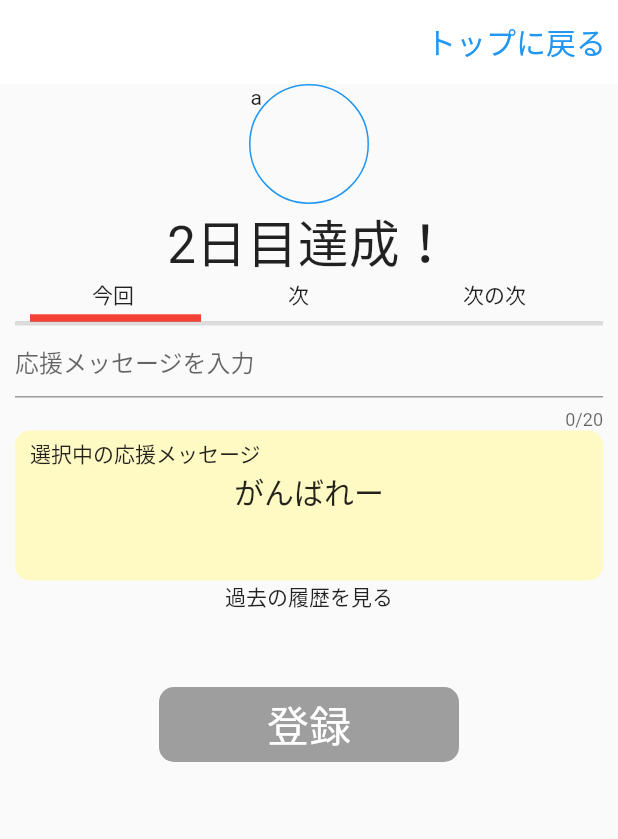
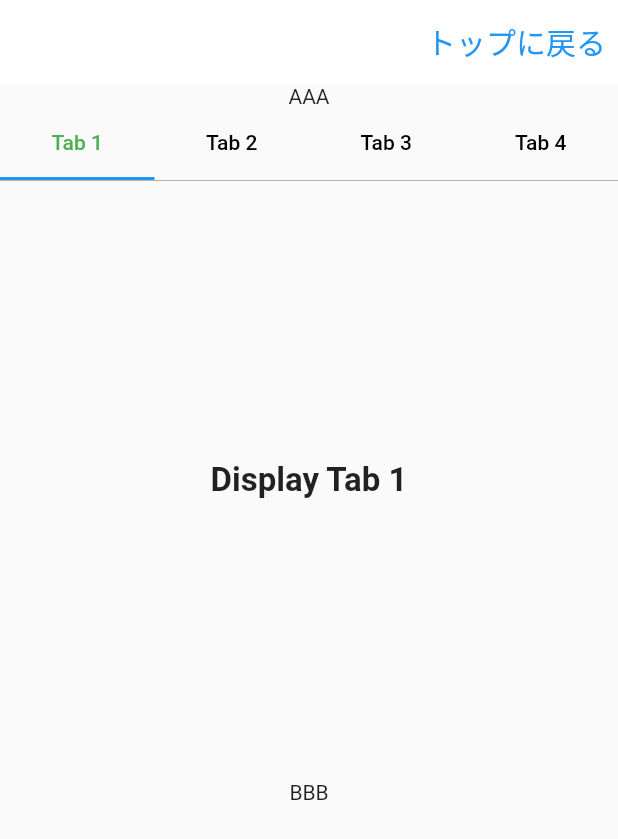
Before and after one commit to y0303noki/YellApp, a Flutter app: the OtherYellMainPage screen opened directly, on a phone screen of 412 x 824 dp. Shown: the top 839 px of the screen. Run offline on Flutter 3.47's test engine with Material 2 defaults, Android fonts, the phone set to English and light mode, and no system bars; our stand-ins replace cloud_firestore, firebase_auth, firebase_core, flutter_hooks, hooks_riverpod and 1 more; missing offline and left inert: dart:ffi, flutter_advanced_segment; accounts and stored records are empty; network calls fail.

Commit message:
タブを作り込む前

```diff
--- a/lib/screen/other/other_yell_main_page.dart
+++ b/lib/screen/other/other_yell_main_page.dart
@@ -8,6 +8,7 @@ import 'package:yell_app/model/member.dart';
 import 'package:yell_app/model/myGoal.dart';
 import 'package:yell_app/state/my_achievment_provider.dart';
 import 'package:yell_app/state/other_achievment_provider.dart';
+import 'package:flutter_advanced_segment/flutter_advanced_segment.dart';
 
 class OtherYellMainPage extends ConsumerWidget {
   @override
@@ -15,9 +16,26 @@ class OtherYellMainPage extends ConsumerWidget {
     final otherAchievment = ref.watch(otherAchievmentProvider);
     TextEditingController _textEditingController =
         TextEditingController(text: '');
+    //  TabController _tabController = TabController(length: 3, vsync: );
     final deviceSize = MediaQuery.of(context).size;
 
-    return Scaffold(
+    AdvancedSegmentController _seg_value1 = AdvancedSegmentController('0');
+
+    // 応援メッセージ3回分
+    const List<String> yellMessages = const <String>['今回', '次回', '次の次'];
+    List<Tab> tabList = [
+      Tab(
+        child: Text('now'),
+      ),
+      Tab(
+        child: Text('now2'),
+      ),
+    ];
+
+    return DefaultTabController(
+      initialIndex: 1,
+      length: 3,
+      child: Scaffold(
           appBar: AppBar(
             backgroundColor: Colors.white,
             elevation: 0,
@@ -29,44 +47,23 @@ class OtherYellMainPage extends ConsumerWidget {
                 child: TextWidget.headLineText6('トップに戻る'),
               ),
             ],
+            title: const Text('TabBar Widget'),
           ),
-      body: Container(
-        margin: const EdgeInsets.only(
-          left: 0,
-          right: 0,
-        ),
-        child: Column(
-          mainAxisAlignment: MainAxisAlignment.start,
+          body: Column(
             children: [
-            Column(
+              Text('AAA'),
+              _tabBody(),
+              Text('BBB'),
+            ],
+          )),
+    );
+  }
+
+  _choiceType(int index) {
+    return Column(
       children: [
-                // 達成ボタン
-                ButtonWidget.iconMainWidget('a'),
-                TextWidget.headLineText4('2日目達成！'),
-                Container(
-                  margin: const EdgeInsets.only(
-                    left: 10,
-                    right: 10,
-                  ),
-                  child: Column(
-                    children: [
-                      Row(
-                        mainAxisAlignment: MainAxisAlignment.spaceAround,
-                        children: [
-                          Text('今回'),
-                          Text('次'),
-                          Text('次の次'),
-                        ],
-                      ),
-                      Column(
-                        children: [
-                          _selectDayWidth(deviceSize.width, 10, 0),
-                          const Divider(
-                            height: 0,
-                            thickness: 3,
-                          ),
         TextField(
-                            controller: _textEditingController,
+          // controller: _textEditingController,
           maxLength: 20,
           style: TextStyle(),
           maxLines: 1,
@@ -74,26 +71,8 @@ class OtherYellMainPage extends ConsumerWidget {
             hintText: '応援メッセージを入力',
           ),
         ),
-                          ButtonWidget.rgisterdYellMessageWidget(
-                              deviceSize.width, 'がんばれー'),
+        ButtonWidget.rgisterdYellMessageWidget(200, 'がんばれー'),
       ],
-                      ),
-                    ],
-                  ),
-                ),
-                Text('過去の履歴を見る'),
-                Container(
-                  margin: const EdgeInsets.only(
-                    top: 50,
-                  ),
-                  child: ButtonWidget.registerYellComment(),
-                ),
-              ],
-            ),
-            Column(),
-          ],
-        ),
-      ),
     );
   }
 
@@ -127,4 +106,113 @@ class OtherYellMainPage extends ConsumerWidget {
       color: Colors.red,
     );
   }
+
+  Widget _segmentWidget() {
+    return Container(
+      decoration: BoxDecoration(
+        border: Border.all(color: Colors.black),
+        borderRadius: BorderRadius.circular(5),
+      ),
+      child: Row(
+        mainAxisAlignment: MainAxisAlignment.spaceBetween,
+        children: [
+          InkWell(
+            onTap: () {},
+            child: Container(
+              margin: const EdgeInsets.only(
+                left: 0,
+                right: 0,
+              ),
+              padding: const EdgeInsets.only(
+                left: 20,
+                right: 10,
+              ),
+              decoration: BoxDecoration(
+                border: Border.all(color: Colors.blue),
+                borderRadius: BorderRadius.circular(5),
+              ),
+              child: TextWidget.headLineText6('今回'),
+            ),
+          ),
+          InkWell(
+            onTap: () {},
+            child: Container(
+              padding: const EdgeInsets.only(
+                left: 20,
+                right: 10,
+              ),
+              decoration: BoxDecoration(
+                border: Border.all(color: Colors.red),
+                borderRadius: BorderRadius.circular(5),
+              ),
+              child: TextWidget.headLineText6('次回'),
+            ),
+          ),
+          TextWidget.headLineText6('次の次'),
+        ],
+      ),
+    );
   }
+
+  Widget _tabBody() {
+    return DefaultTabController(
+      length: 4, // length of tabs
+      initialIndex: 0,
+      child: Column(
+        crossAxisAlignment: CrossAxisAlignment.stretch,
+        children: <Widget>[
+          Container(
+            child: TabBar(
+              onTap: (value) {
+                print(value);
+              },
+              labelColor: Colors.green,
+              unselectedLabelColor: Colors.black,
+              tabs: [
+                Tab(text: 'Tab 1'),
+                Tab(text: 'Tab 2'),
+                Tab(text: 'Tab 3'),
+                Tab(text: 'Tab 4'),
+              ],
+            ),
+          ),
+          Container(
+              height: 400, //height of TabBarView
+              decoration: BoxDecoration(
+                  border:
+                      Border(top: BorderSide(color: Colors.grey, width: 0.5))),
+              child: TabBarView(children: <Widget>[
+                Container(
+                  child: Center(
+                    child: Text('Display Tab 1',
+                        style: TextStyle(
+                            fontSize: 22, fontWeight: FontWeight.bold)),
+                  ),
+                ),
+                Container(
+                  child: Center(
+                    child: Text('Display Tab 2',
+                        style: TextStyle(
+                            fontSize: 22, fontWeight: FontWeight.bold)),
+                  ),
+                ),
+                Container(
+                  child: Center(
+                    child: Text('Display Tab 3',
+                        style: TextStyle(
+                            fontSize: 22, fontWeight: FontWeight.bold)),
+                  ),
+                ),
+                Container(
+                  child: Center(
+                    child: Text('Display Tab 4',
+                        style: TextStyle(
+                            fontSize: 22, fontWeight: FontWeight.bold)),
+                  ),
+                ),
+              ]))
+        ],
+      ),
+    );
+  }
+}
--- a/lib/state/other_achievment_provider.dart
+++ b/lib/state/other_achievment_provider.dart
@@ -20,6 +20,7 @@ class OtherAchievment extends ChangeNotifier {
 
   bool refresh = false; // データを通信し直すかどうか。画面を最初に表示したときとリフレッシュしたとき
 
+  int messageType = 0; // 0 or 1 or 2
   String thisTimeMessage = ''; // 今回のメッセージ
   String nextTimeMessage = ''; // 次のメッセージ
   String next2TimeMessage = ''; // 次の次のメッセー
--- a/pubspec.yaml
+++ b/pubspec.yaml
@@ -26,6 +26,7 @@ dev_dependencies:
   cloud_firestore: ^3.1.0
   firebase_auth: ^3.2.0
   uuid: ^3.0.5
+  flutter_advanced_segment: ^2.0.1+2
 
 flutter:
   uses-material-design: true
```
Also changed, not shown: pubspec.lock. Lines whose indentation alone changed are shown as unchanged.
